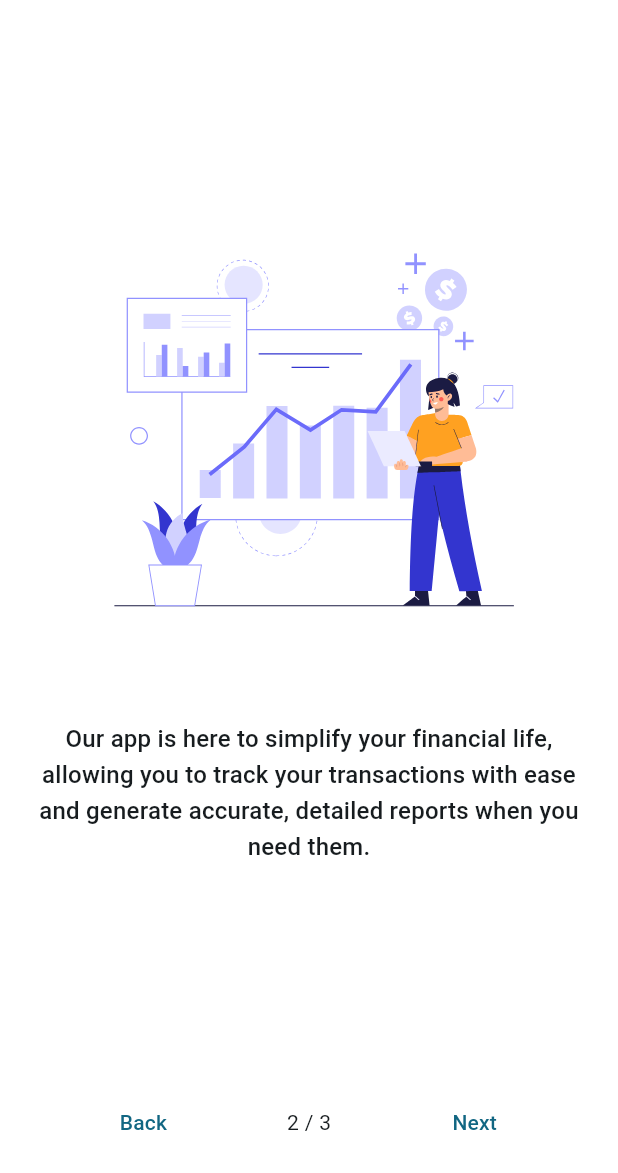
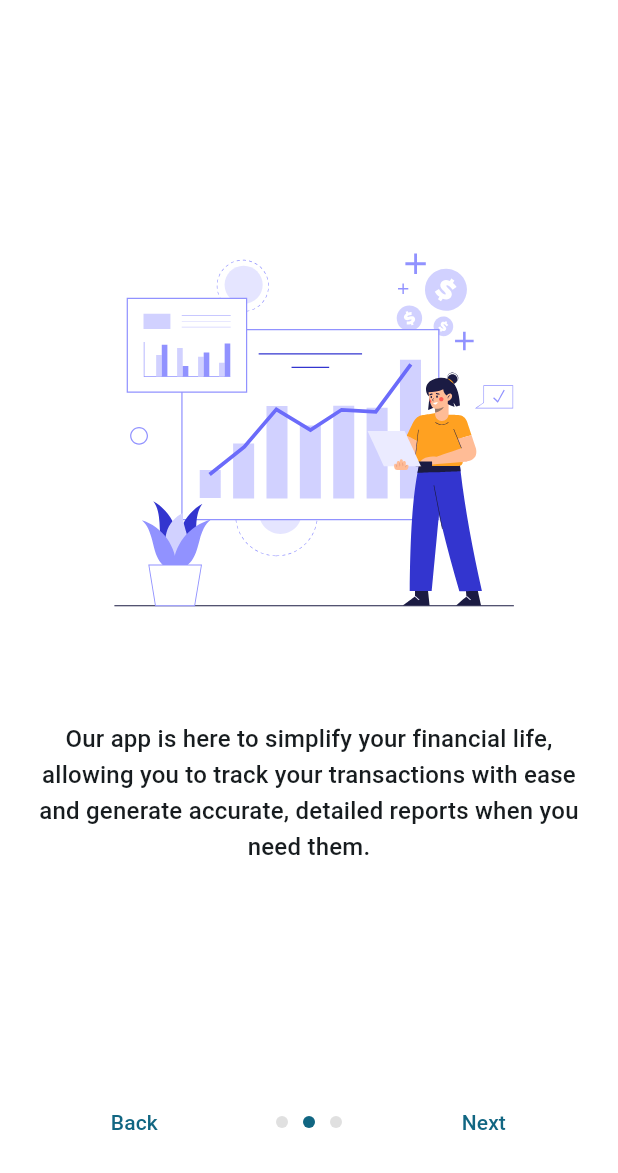
Before and after one commit to eduardoazvd17/investhelper, a Flutter app: the screen it shows after launch, swiped to page 2, on a phone screen of 412 x 824 dp, the part 63-1236 px from its top. Run offline on Flutter 3.47's test engine with Material 3 defaults, Android fonts, the phone set to English and light mode, and no system bars; our stand-ins replace lottie; generated files the repository leaves out were written again.

Commit message:
Improving welcome page count

```diff
--- a/lib/src/features/welcome/views/welcome_page.dart
+++ b/lib/src/features/welcome/views/welcome_page.dart
@@ -65,7 +65,26 @@ class _WelcomePageState extends State<WelcomePage> {
                     : null,
                 child: Text(AppLocalizations.of(context)!.back),
               ),
-              Text('${_currentPage + 1} / ${_pages.length}'),
+              Row(
+                mainAxisSize: MainAxisSize.min,
+                children: List.generate(_pages.length, (index) {
+                  return Padding(
+                    padding: const EdgeInsets.all(5.0),
+                    child: GestureDetector(
+                      child: Container(
+                        height: 8,
+                        width: 8,
+                        decoration: BoxDecoration(
+                          shape: BoxShape.circle,
+                          color: index == _currentPage
+                              ? Theme.of(context).primaryColor
+                              : Colors.grey[300],
+                        ),
+                      ),
+                    ),
+                  );
+                }),
+              ),
               TextButton(
                 onPressed: _currentPage < _pages.length - 1
                     ? () => _pageController.animateToPage(
```
